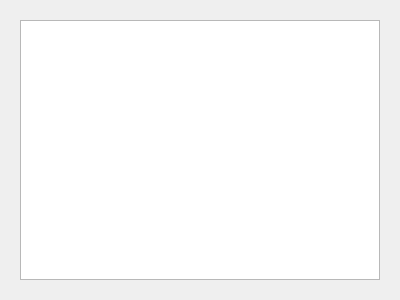
kiwix/kiwix-desktop, file src/contentmanagerview.ui: the form before one commit.
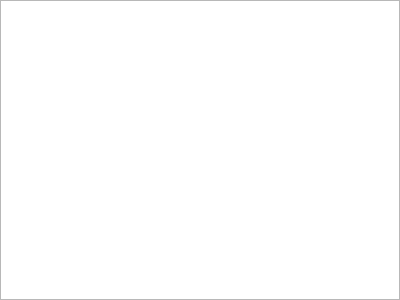
The form after the commit.

```diff
--- a/src/contentmanagerview.ui
+++ b/src/contentmanagerview.ui
@@ -14,6 +14,21 @@
    <string>Form</string>
   </property>
   <layout class="QVBoxLayout" name="verticalLayout_2">
+   <property name="spacing">
+    <number>0</number>
+   </property>
+   <property name="leftMargin">
+    <number>0</number>
+   </property>
+   <property name="topMargin">
+    <number>0</number>
+   </property>
+   <property name="rightMargin">
+    <number>0</number>
+   </property>
+   <property name="bottomMargin">
+    <number>0</number>
+   </property>
    <item>
     <widget class="QStackedWidget" name="stackedWidget">
      <property name="currentIndex">
@@ -21,11 +36,38 @@
      </property>
      <widget class="QWidget" name="contents">
       <layout class="QVBoxLayout" name="verticalLayout_3">
+       <property name="spacing">
+        <number>0</number>
+       </property>
+       <property name="leftMargin">
+        <number>0</number>
+       </property>
+       <property name="topMargin">
+        <number>0</number>
+       </property>
+       <property name="rightMargin">
+        <number>0</number>
+       </property>
+       <property name="bottomMargin">
+        <number>0</number>
+       </property>
        <item>
         <layout class="QVBoxLayout" name="verticalLayout">
          <property name="spacing">
           <number>0</number>
          </property>
+         <property name="leftMargin">
+          <number>0</number>
+         </property>
+         <property name="topMargin">
+          <number>0</number>
+         </property>
+         <property name="rightMargin">
+          <number>0</number>
+         </property>
+         <property name="bottomMargin">
+          <number>0</number>
+         </property>
          <item>
           <widget class="QTreeView" name="m_view"/>
          </item>
```
Left out of the diff: 12 changed lines with no effect on the pictures.
